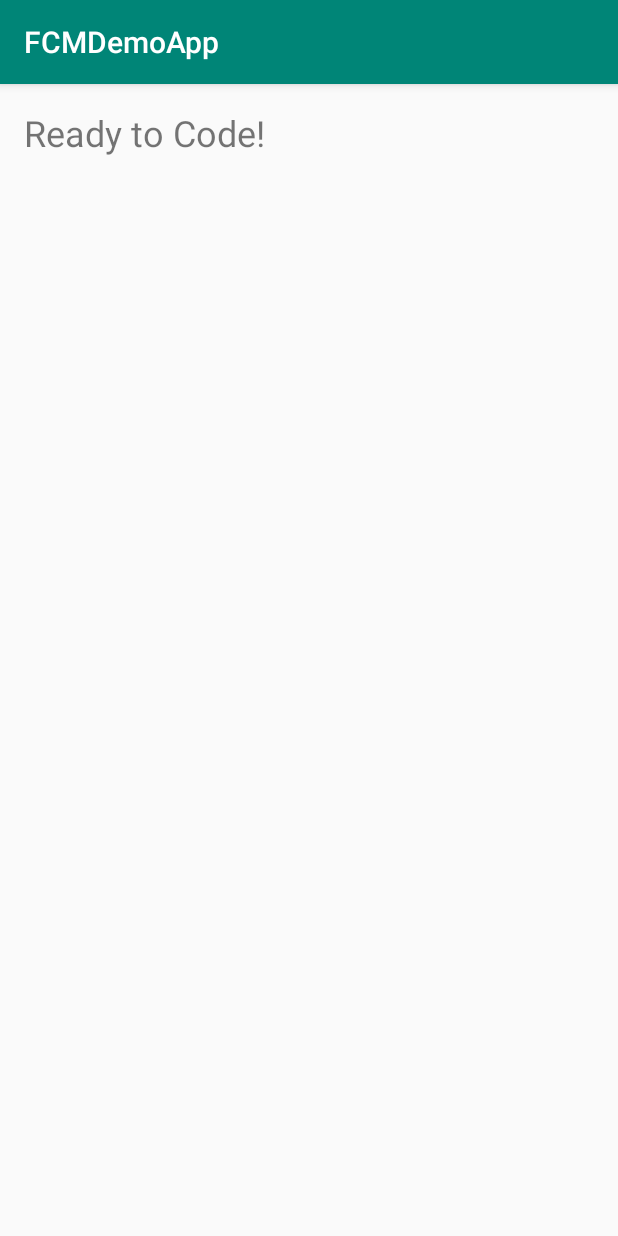
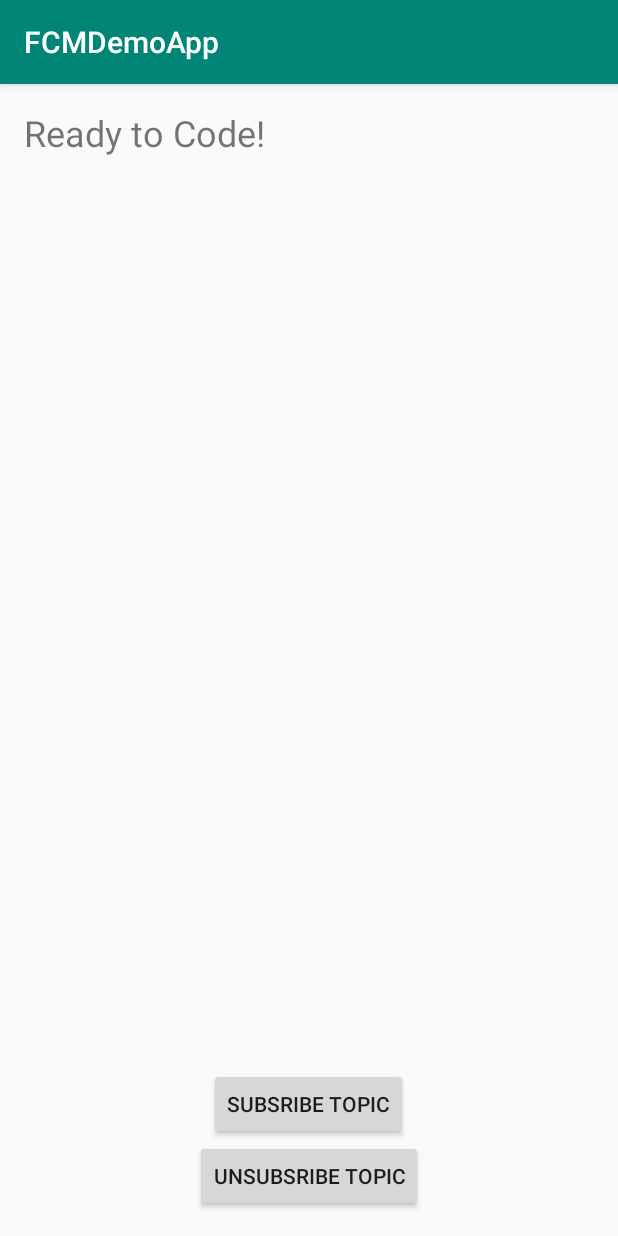
Before and after one commit to saifi369/FCMDemoApp, an Android app: the screen it shows after launch (MainActivity), on a phone screen of 412 x 824 dp. Run offline under Robolectric (Android 15) with nearby library versions, the phone set to English and light mode, and no system bars; 1 statement that could not run was skipped.

Commit message:
Topic Based Messaging in Firebase Cloud Messaging (FCM)

```diff
--- a/app/src/main/java/com/saifi369/fcmdemoapp/MainActivity.java
+++ b/app/src/main/java/com/saifi369/fcmdemoapp/MainActivity.java
@@ -2,19 +2,20 @@ package com.saifi369.fcmdemoapp;
 
 import android.os.Bundle;
 import android.util.Log;
+import android.widget.Button;
 import android.widget.TextView;
+import android.widget.Toast;
 
-import com.google.android.gms.tasks.OnCompleteListener;
-import com.google.android.gms.tasks.Task;
 import com.google.firebase.iid.FirebaseInstanceId;
-import com.google.firebase.iid.InstanceIdResult;
+import com.google.firebase.messaging.FirebaseMessaging;
 
-import androidx.annotation.NonNull;
 import androidx.appcompat.app.AppCompatActivity;
 
 public class MainActivity extends AppCompatActivity {
     public static final String TAG = "MyTag";
     private TextView mOutputText;
+    private Button mBtnSubscribe;
+    private Button mBtnUnsubscribe;
 
     @Override
     protected void onCreate(Bundle savedInstanceState) {
@@ -22,14 +23,11 @@ public class MainActivity extends AppCompatActivity {
         setContentView(R.layout.activity_main);
 
         mOutputText=findViewById(R.id.tv_output);
+        mBtnSubscribe = findViewById(R.id.btn_sub);
+        mBtnUnsubscribe = findViewById(R.id.btn_unsub);
 
         FirebaseInstanceId.getInstance().getInstanceId()
-                .addOnCompleteListener(new OnCompleteListener<InstanceIdResult>() {
-                    @Override
-                    public void onComplete(@NonNull Task<InstanceIdResult> task) {
-                        Log.d(TAG, "onComplete: " + task.getResult().getToken());
-                    }
-                });
+                .addOnCompleteListener(task -> Log.d(TAG, "onComplete: " + task.getResult().getToken()));
 
         if (getIntent() != null && getIntent().hasExtra("key1")) {
             mOutputText.setText("");
@@ -41,5 +39,29 @@ public class MainActivity extends AppCompatActivity {
 
         }
 
+        mBtnSubscribe.setOnClickListener(view -> {
+            //subscribe topic here
+
+            FirebaseMessaging.getInstance().subscribeToTopic("tennis-topic")
+                    .addOnCompleteListener(task -> {
+                        if (task.isSuccessful())
+                            Toast.makeText(this, "Topic Subscribed", Toast.LENGTH_SHORT).show();
+                        else
+                            Toast.makeText(this, "Subscription failed", Toast.LENGTH_SHORT).show();
+                    });
+
+        });
+
+        mBtnUnsubscribe.setOnClickListener(view -> {
+            //unsubscribe topic here
+
+            FirebaseMessaging.getInstance().unsubscribeFromTopic("tennis-topic")
+                    .addOnCompleteListener(task -> {
+                        if (task.isSuccessful())
+                            Toast.makeText(this, "Topic Unsubscribed", Toast.LENGTH_SHORT).show();
+                        else
+                            Toast.makeText(this, "Action failed", Toast.LENGTH_SHORT).show();
+                    });
+        });
     }
 }
--- a/app/src/main/res/layout/activity_main.xml
+++ b/app/src/main/res/layout/activity_main.xml
@@ -5,6 +5,27 @@
     android:layout_width="match_parent"
     android:layout_height="match_parent"
     tools:context=".MainActivity">
+
+    <Button
+        android:id="@+id/btn_unsub"
+        android:layout_width="wrap_content"
+        android:layout_height="wrap_content"
+        android:layout_marginBottom="16dp"
+        android:text="Unsubsribe Topic"
+        app:layout_constraintBottom_toBottomOf="parent"
+        app:layout_constraintEnd_toEndOf="parent"
+        app:layout_constraintStart_toStartOf="parent"
+        tools:text="UnSubscribe Topic" />
+
+    <Button
+        android:id="@+id/btn_sub"
+        android:layout_width="wrap_content"
+        android:layout_height="wrap_content"
+        android:layout_marginStart="9dp"
+        android:text="Subsribe Topic"
+        app:layout_constraintBottom_toTopOf="@+id/btn_unsub"
+        app:layout_constraintStart_toStartOf="@+id/btn_unsub"
+        tools:text="Subscribe Topic" />
 
     <TextView
         android:id="@+id/tv_output"
```
Also changed, not shown: app/src/main/AndroidManifest.xml (+6 -6 lines).
